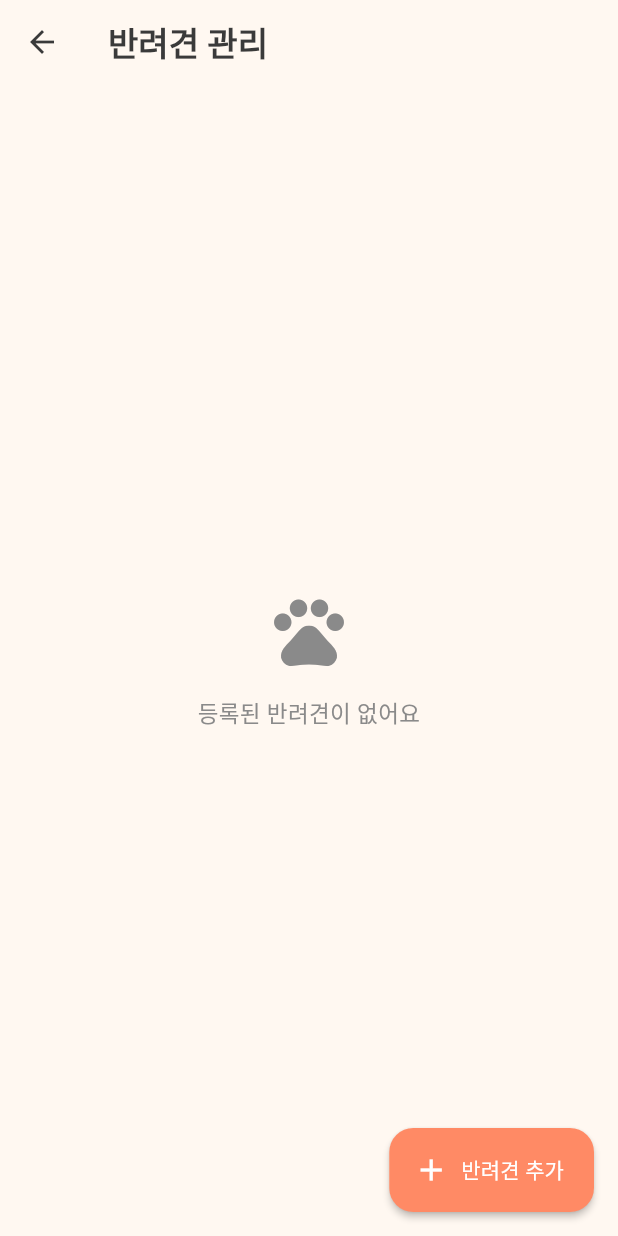
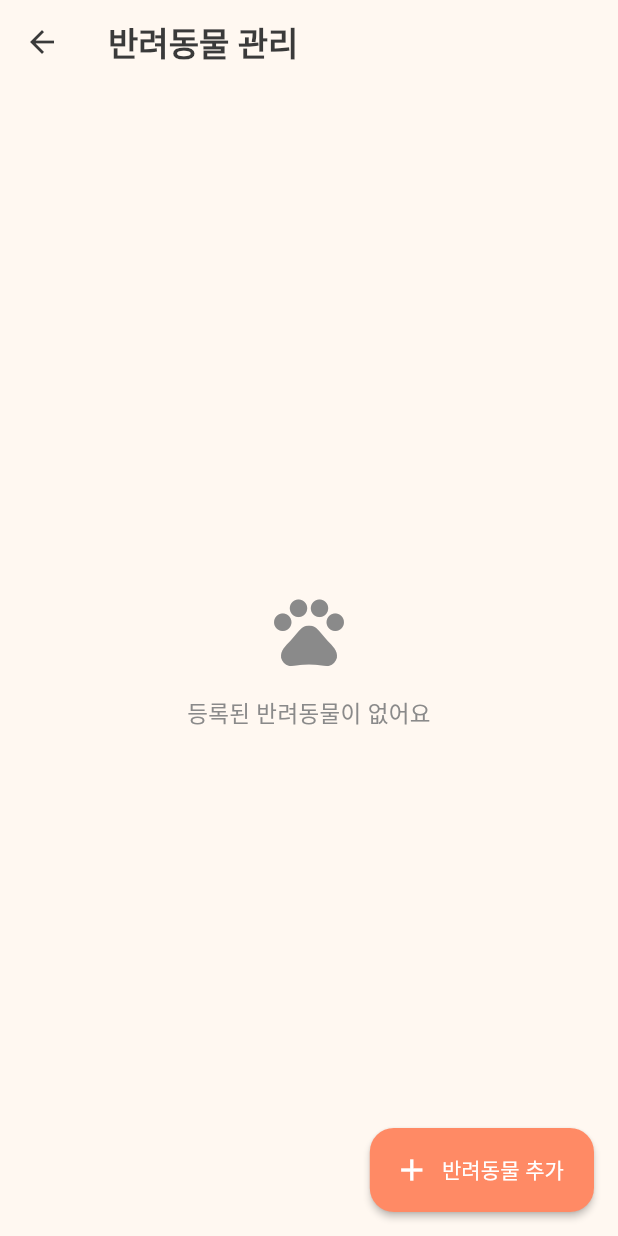
Before and after one commit to dd2-2/doglog, a Flutter app: the screen it shows after launch, after a tap on the "settings" icon, on a phone screen of 412 x 824 dp. Run offline on Flutter 3.47's test engine with Material 3 defaults, Android fonts, the phone set to English and light mode, and no system bars; our stand-ins replace drift, fl_chart, flutter_local_notifications, flutter_riverpod, image_picker, table_calendar and 1 more; accounts and stored records are empty; generated files the repository leaves out were written again.

Commit message:
feat: 앱 이름 petlog로 변경, 반려동물 표현으로 통일, 홈 프로필 사진 표시, 일정저장 팝업 항상 닫히게
- 일정 폼: 알림 예약 실패해도 저장/닫기는 항상 진행되도록 try/catch
- 앱 라벨/타이틀/패키지 org·project-name을 petlog로 변경
- '반려견'/'강아지' 문구를 '반려동물'로 전면 교체 (다른 동물도 등록 가능함을 반영)
- 홈 화면 반려동물 프로필 카드에 실제 등록 사진 표시(기존엔 고정 아이콘)

```diff
--- a/lib/main.dart
+++ b/lib/main.dart
@@ -21,7 +21,7 @@ class DoglogApp extends StatelessWidget {
   @override
   Widget build(BuildContext context) {
     return MaterialApp(
-      title: '강아지 관리수첩',
+      title: 'petlog',
       debugShowCheckedModeBanner: false,
       theme: AppTheme.light(),
       locale: const Locale('ko'),
--- a/lib/screens/dog_form_screen.dart
+++ b/lib/screens/dog_form_screen.dart
@@ -89,7 +89,7 @@ class _DogFormScreenState extends ConsumerState<DogFormScreen> {
     final confirmed = await showDialog<bool>(
       context: context,
       builder: (ctx) => AlertDialog(
-        title: const Text('반려견 삭제'),
+        title: const Text('반려동물 삭제'),
         content: Text('${widget.existing!.name}의 모든 일정/건강/지출 기록도 함께 삭제됩니다.'),
         actions: [
           TextButton(
@@ -112,7 +112,7 @@ class _DogFormScreenState extends ConsumerState<DogFormScreen> {
     final isEdit = widget.existing != null;
     return Scaffold(
       appBar: AppBar(
-        title: Text(isEdit ? '반려견 정보 수정' : '반려견 등록'),
+        title: Text(isEdit ? '반려동물 정보 수정' : '반려동물 등록'),
         actions: [
           if (isEdit)
             IconButton(
--- a/lib/screens/expense_screen.dart
+++ b/lib/screens/expense_screen.dart
@@ -27,7 +27,7 @@ class ExpenseScreen extends ConsumerWidget {
     if (dog == null) {
       return Scaffold(
         appBar: AppBar(title: const Text('지출')),
-        body: const EmptyState(icon: Icons.savings, message: '먼저 홈에서 반려견을 등록해주세요'),
+        body: const EmptyState(icon: Icons.savings, message: '먼저 홈에서 반려동물을 등록해주세요'),
       );
     }
 
--- a/lib/screens/health_screen.dart
+++ b/lib/screens/health_screen.dart
@@ -19,7 +19,7 @@ class HealthScreen extends ConsumerWidget {
     if (dog == null) {
       return Scaffold(
         appBar: AppBar(title: const Text('건강')),
-        body: const EmptyState(icon: Icons.favorite, message: '먼저 홈에서 반려견을 등록해주세요'),
+        body: const EmptyState(icon: Icons.favorite, message: '먼저 홈에서 반려동물을 등록해주세요'),
       );
     }
 
--- a/lib/screens/home_screen.dart
+++ b/lib/screens/home_screen.dart
@@ -1,3 +1,5 @@
+import 'dart:io';
+
 import 'package:flutter/material.dart';
 import 'package:flutter_riverpod/flutter_riverpod.dart';
 import 'package:intl/intl.dart';
@@ -20,7 +22,7 @@ class HomeScreen extends ConsumerWidget {
 
     return Scaffold(
       appBar: AppBar(
-        title: const Text('강아지 관리수첩'),
+        title: const Text('petlog'),
         actions: [
           IconButton(
             icon: const Icon(Icons.settings_outlined),
@@ -43,8 +45,8 @@ class HomeScreen extends ConsumerWidget {
             child: dog == null
                 ? EmptyState(
                     icon: Icons.pets,
-                    message: '등록된 반려견이 없어요.\n먼저 반려견을 등록해주세요.',
-                    actionLabel: '반려견 등록',
+                    message: '등록된 반려동물이 없어요.\n먼저 반려동물을 등록해주세요.',
+                    actionLabel: '반려동물 등록',
                     onAction: () => Navigator.of(context).push(
                       MaterialPageRoute(builder: (_) => const DogFormScreen()),
                     ),
@@ -122,7 +124,11 @@ class _HomeBody extends ConsumerWidget {
             CircleAvatar(
               radius: 32,
               backgroundColor: AppColors.coral.withValues(alpha: 0.15),
-              child: const Icon(Icons.pets, color: AppColors.coralDark, size: 28),
+              backgroundImage:
+                  dog.photoPath != null ? FileImage(File(dog.photoPath!)) : null,
+              child: dog.photoPath == null
+                  ? const Icon(Icons.pets, color: AppColors.coralDark, size: 28)
+                  : null,
             ),
             const SizedBox(width: 16),
             Expanded(
--- a/lib/screens/schedule_form_screen.dart
+++ b/lib/screens/schedule_form_screen.dart
@@ -86,6 +86,7 @@ class _ScheduleFormScreenState extends ConsumerState<ScheduleFormScreen> {
       ));
     }
 
+    try {
       if (_notifyEnabled) {
         await NotificationService.instance.scheduleForItem(
           scheduleId: scheduleId,
@@ -95,6 +96,9 @@ class _ScheduleFormScreenState extends ConsumerState<ScheduleFormScreen> {
         );
       } else {
         await NotificationService.instance.cancel(scheduleId);
+      }
+    } catch (_) {
+      // 알림 예약 실패는 저장 자체를 막지 않음
     }
 
     if (mounted) Navigator.of(context).pop();
--- a/lib/screens/schedule_screen.dart
+++ b/lib/screens/schedule_screen.dart
@@ -31,7 +31,7 @@ class _ScheduleScreenState extends ConsumerState<ScheduleScreen> {
     if (dog == null) {
       return Scaffold(
         appBar: AppBar(title: const Text('일정')),
-        body: const EmptyState(icon: Icons.event_note, message: '먼저 홈에서 반려견을 등록해주세요'),
+        body: const EmptyState(icon: Icons.event_note, message: '먼저 홈에서 반려동물을 등록해주세요'),
       );
     }
 
--- a/lib/screens/settings_screen.dart
+++ b/lib/screens/settings_screen.dart
@@ -14,10 +14,10 @@ class SettingsScreen extends ConsumerWidget {
     final dogsAsync = ref.watch(dogsStreamProvider);
 
     return Scaffold(
-      appBar: AppBar(title: const Text('반려견 관리')),
+      appBar: AppBar(title: const Text('반려동물 관리')),
       body: dogsAsync.when(
         data: (dogs) => dogs.isEmpty
-            ? const EmptyState(icon: Icons.pets, message: '등록된 반려견이 없어요')
+            ? const EmptyState(icon: Icons.pets, message: '등록된 반려동물이 없어요')
             : ListView.separated(
                 padding: const EdgeInsets.all(16),
                 itemCount: dogs.length,
@@ -48,7 +48,7 @@ class SettingsScreen extends ConsumerWidget {
           MaterialPageRoute(builder: (_) => const DogFormScreen()),
         ),
         icon: const Icon(Icons.add),
-        label: const Text('반려견 추가'),
+        label: const Text('반려동물 추가'),
       ),
     );
   }
--- a/lib/services/notification_service.dart
+++ b/lib/services/notification_service.dart
@@ -50,7 +50,7 @@ class NotificationService {
         android: AndroidNotificationDetails(
           'doglog_schedule',
           '일정 알림',
-          channelDescription: '반려견 일정(예방접종/구충/목욕/미용 등) 리마인더',
+          channelDescription: '반려동물 일정(예방접종/구충/목욕/미용 등) 리마인더',
           importance: Importance.high,
           priority: Priority.high,
         ),
--- a/lib/widgets/dog_selector.dart
+++ b/lib/widgets/dog_selector.dart
@@ -37,7 +37,7 @@ class DogSelector extends ConsumerWidget {
               ),
             ActionChip(
               avatar: const Icon(Icons.add, size: 18),
-              label: const Text('반려견 추가'),
+              label: const Text('반려동물 추가'),
               onPressed: onAddDog,
               backgroundColor: AppColors.cardBg,
               shape: RoundedRectangleBorder(
--- a/pubspec.yaml
+++ b/pubspec.yaml
@@ -1,5 +1,5 @@
-name: doglog
-description: "강아지 관리수첩 - 반려견 일정/건강/지출 관리"
+name: petlog
+description: "petlog - 반려동물 일정/건강/지출 관리"
 publish_to: 'none'
 version: 1.0.0+1
 
```
Also changed, not shown: 2 other files. Lines whose indentation alone changed are shown as unchanged.
